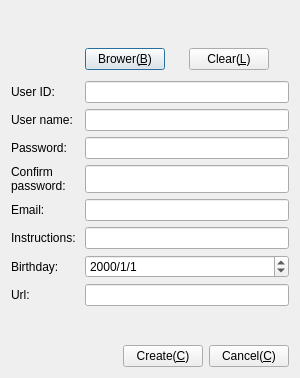
Old version of the form Widgets/DlgRegister/DlgRegister.ui in the repository KangLin/RabbitIm.
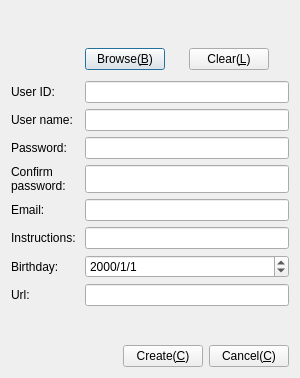
New version of the form. Icons and pictures are not drawn.

What changed in the file:
```diff
--- a/Widgets/DlgRegister/DlgRegister.ui
+++ b/Widgets/DlgRegister/DlgRegister.ui
@@ -72,7 +72,7 @@
         </sizepolicy>
        </property>
        <property name="text">
-        <string>Brower(&amp;B)</string>
+        <string>Browse(&amp;B)</string>
        </property>
       </widget>
      </item>
```
Left out of the diff: 2 changed lines with no effect on the pictures.
